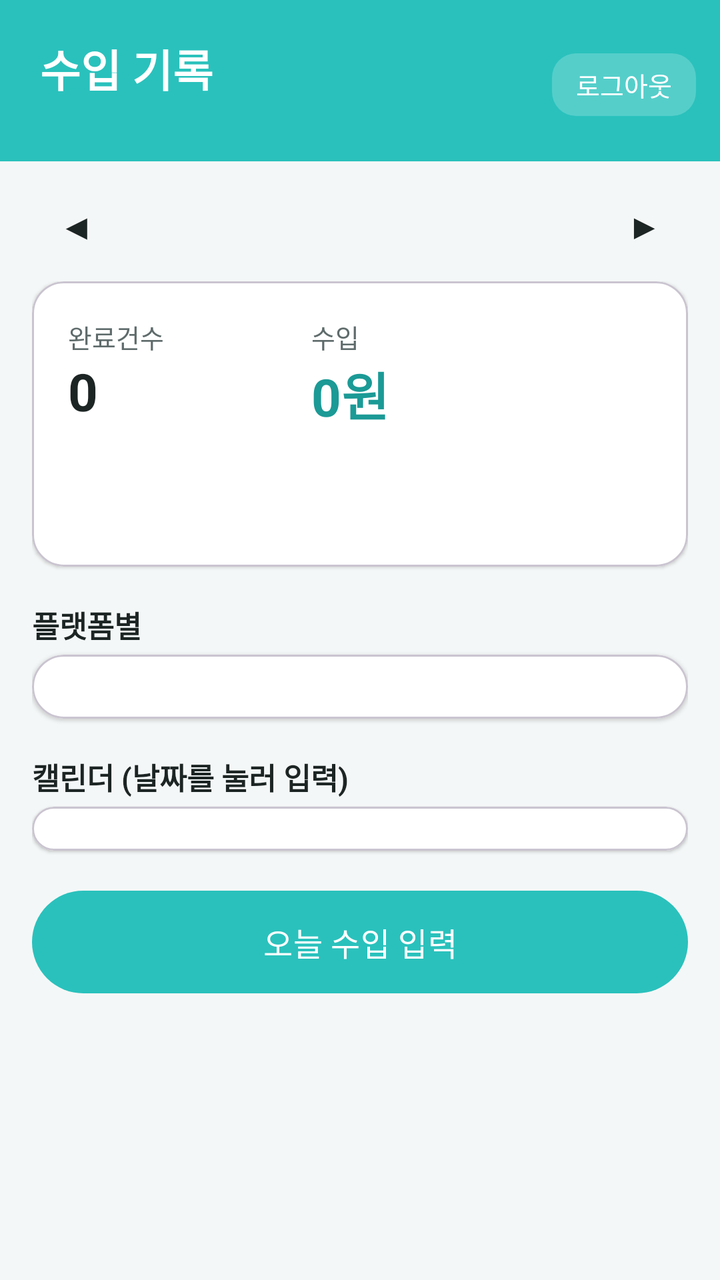
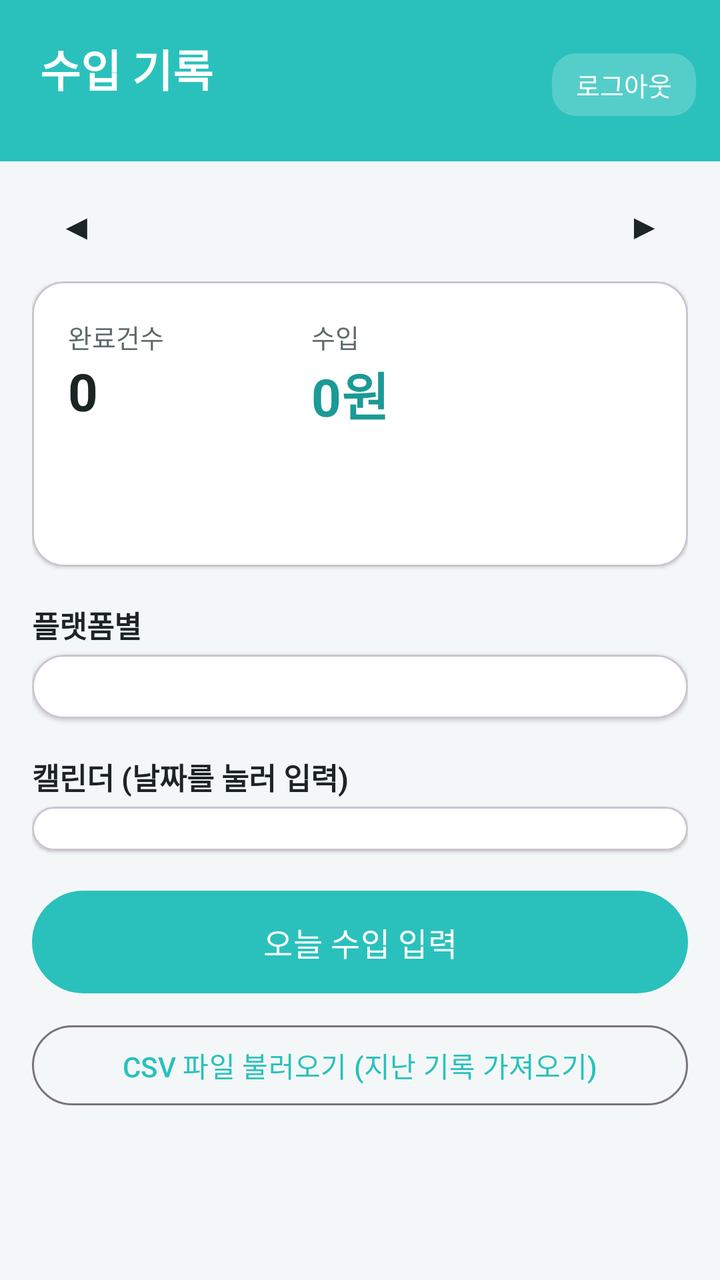

Before-and-after screenshots of an Android layout around one commit, followed by the original layout XML and the change that was made.
<!-- AndroidManifest.xml: another module's application theme Theme.BaeminRefresh -->
<!-- res/layout/activity_income.xml -->
<?xml version="1.0" encoding="utf-8"?>
<LinearLayout xmlns:android="http://schemas.android.com/apk/res/android"
    xmlns:app="http://schemas.android.com/apk/res-auto"
    android:layout_width="match_parent"
    android:layout_height="match_parent"
    android:background="@color/bg"
    android:orientation="vertical">

    <LinearLayout
        android:layout_width="match_parent"
        android:layout_height="wrap_content"
        android:background="@color/mint"
        android:gravity="center_vertical"
        android:orientation="horizontal"
        android:paddingStart="20dp"
        android:paddingTop="18dp"
        android:paddingEnd="12dp"
        android:paddingBottom="14dp">

        <LinearLayout
            android:layout_width="0dp"
            android:layout_height="wrap_content"
            android:layout_weight="1"
            android:orientation="vertical">

            <TextView
                android:layout_width="wrap_content"
                android:layout_height="wrap_content"
                android:text="수입 기록"
                android:textColor="#FFFFFF"
                android:textSize="22sp"
                android:textStyle="bold" />

            <TextView
                android:id="@+id/income_email"
                android:layout_width="wrap_content"
                android:layout_height="wrap_content"
                android:textColor="#E6FFFFFF"
                android:textSize="12sp" />
        </LinearLayout>

        <TextView
            android:id="@+id/income_logout"
            android:layout_width="wrap_content"
            android:layout_height="wrap_content"
            android:background="@drawable/bg_badge"
            android:backgroundTint="#33FFFFFF"
            android:paddingStart="12dp"
            android:paddingTop="6dp"
            android:paddingEnd="12dp"
            android:paddingBottom="6dp"
            android:text="로그아웃"
            android:textColor="#FFFFFF"
            android:textSize="13sp" />
    </LinearLayout>

    
    <LinearLayout
        android:layout_width="match_parent"
        android:layout_height="wrap_content"
        android:gravity="center_vertical"
        android:orientation="horizontal"
        android:paddingStart="16dp"
        android:paddingTop="10dp"
        android:paddingEnd="16dp"
        android:paddingBottom="6dp">

        <TextView
            android:id="@+id/month_prev"
            android:layout_width="44dp"
            android:layout_height="44dp"
            android:gravity="center"
            android:text="◀"
            android:textColor="@color/text_main"
            android:textSize="18sp" />

        <TextView
            android:id="@+id/month_label"
            android:layout_width="0dp"
            android:layout_height="wrap_content"
            android:layout_weight="1"
            android:gravity="center"
            android:textColor="@color/text_main"
            android:textSize="18sp"
            android:textStyle="bold" />

        <TextView
            android:id="@+id/month_next"
            android:layout_width="44dp"
            android:layout_height="44dp"
            android:gravity="center"
            android:text="▶"
            android:textColor="@color/text_main"
            android:textSize="18sp" />
    </LinearLayout>

    <ScrollView
        android:layout_width="match_parent"
        android:layout_height="0dp"
        android:layout_weight="1">

        <LinearLayout
            android:layout_width="match_parent"
            android:layout_height="wrap_content"
            android:orientation="vertical"
            android:paddingStart="16dp"
            android:paddingEnd="16dp"
            android:paddingBottom="24dp">

            
            <com.google.android.material.card.MaterialCardView
                android:layout_width="match_parent"
                android:layout_height="wrap_content"
                app:cardBackgroundColor="@color/card"
                app:cardCornerRadius="16dp"
                app:cardElevation="1dp">

                <LinearLayout
                    android:layout_width="match_parent"
                    android:layout_height="wrap_content"
                    android:orientation="vertical"
                    android:padding="18dp">

                    <LinearLayout
                        android:layout_width="match_parent"
                        android:layout_height="wrap_content"
                        android:orientation="horizontal">

                        <LinearLayout
                            android:layout_width="0dp"
                            android:layout_height="wrap_content"
                            android:layout_weight="1"
                            android:orientation="vertical">

                            <TextView
                                android:layout_width="wrap_content"
                                android:layout_height="wrap_content"
                                android:text="완료건수"
                                android:textColor="@color/text_sub"
                                android:textSize="13sp" />

                            <TextView
                                android:id="@+id/sum_count"
                                android:layout_width="wrap_content"
                                android:layout_height="wrap_content"
                                android:text="0"
                                android:textColor="@color/text_main"
                                android:textSize="26sp"
                                android:textStyle="bold" />
                        </LinearLayout>

                        <LinearLayout
                            android:layout_width="0dp"
                            android:layout_height="wrap_content"
                            android:layout_weight="1.4"
                            android:orientation="vertical">

                            <TextView
                                android:layout_width="wrap_content"
                                android:layout_height="wrap_content"
                                android:text="수입"
                                android:textColor="@color/text_sub"
                                android:textSize="13sp" />

                            <TextView
                                android:id="@+id/sum_amount"
                                android:layout_width="wrap_content"
                                android:layout_height="wrap_content"
                                android:text="0원"
                                android:textColor="@color/mint_dark"
                                android:textSize="26sp"
                                android:textStyle="bold" />
                        </LinearLayout>
                    </LinearLayout>

                    <TextView
                        android:id="@+id/sum_sub"
                        android:layout_width="match_parent"
                        android:layout_height="wrap_content"
                        android:layout_marginTop="10dp"
                        android:textColor="@color/text_main"
                        android:textSize="13sp" />

                    <TextView
                        android:id="@+id/sum_compare"
                        android:layout_width="match_parent"
                        android:layout_height="wrap_content"
                        android:layout_marginTop="4dp"
                        android:textColor="@color/text_sub"
                        android:textSize="13sp" />
                </LinearLayout>
            </com.google.android.material.card.MaterialCardView>

            
            <TextView
                android:layout_width="wrap_content"
                android:layout_height="wrap_content"
                android:layout_marginTop="18dp"
                android:layout_marginBottom="4dp"
                android:text="플랫폼별"
                android:textColor="@color/text_main"
                android:textSize="15sp"
                android:textStyle="bold" />

            <com.google.android.material.card.MaterialCardView
                android:layout_width="match_parent"
                android:layout_height="wrap_content"
                app:cardBackgroundColor="@color/card"
                app:cardCornerRadius="16dp"
                app:cardElevation="1dp">

                <LinearLayout
                    android:id="@+id/platform_container"
                    android:layout_width="match_parent"
                    android:layout_height="wrap_content"
                    android:orientation="vertical"
                    android:padding="16dp" />
            </com.google.android.material.card.MaterialCardView>

            
            <TextView
                android:layout_width="wrap_content"
                android:layout_height="wrap_content"
                android:layout_marginTop="18dp"
                android:layout_marginBottom="4dp"
                android:text="캘린더 (날짜를 눌러 입력)"
                android:textColor="@color/text_main"
                android:textSize="15sp"
                android:textStyle="bold" />

            <com.google.android.material.card.MaterialCardView
                android:layout_width="match_parent"
                android:layout_height="wrap_content"
                app:cardBackgroundColor="@color/card"
                app:cardCornerRadius="16dp"
                app:cardElevation="1dp">

                <LinearLayout
                    android:layout_width="match_parent"
                    android:layout_height="wrap_content"
                    android:orientation="vertical"
                    android:padding="8dp">

                    <LinearLayout
                        android:id="@+id/weekday_header"
                        android:layout_width="match_parent"
                        android:layout_height="wrap_content"
                        android:orientation="horizontal"
                        android:paddingBottom="6dp" />

                    <GridLayout
                        android:id="@+id/calendar_grid"
                        android:layout_width="match_parent"
                        android:layout_height="wrap_content"
                        android:columnCount="7" />
                </LinearLayout>
            </com.google.android.material.card.MaterialCardView>

            <com.google.android.material.button.MaterialButton
                android:id="@+id/income_add_today"
                android:layout_width="match_parent"
                android:layout_height="wrap_content"
                android:layout_marginTop="16dp"
                android:paddingTop="14dp"
                android:paddingBottom="14dp"
                android:text="오늘 수입 입력"
                android:textSize="16sp" />
        </LinearLayout>
    </ScrollView>
</LinearLayout>
<!-- resources referenced by this layout -->
<resources>
  <color name="bg">#F4F7F7</color>
  <color name="card">#FFFFFF</color>
  <color name="mint">#2AC1BC</color>
  <color name="mint_dark">#1B9A96</color>
  <color name="text_main">#1D2424</color>
  <color name="text_sub">#5F6B6B</color>
  <!-- drawable bg_badge (drawable) -->
  <shape xmlns:android="http://schemas.android.com/apk/res/android" android:shape="rectangle">
      <corners android:radius="12dp" />
      <solid android:color="#FFFFFFFF" />
  </shape>
  <style name="Theme.BaeminRefresh" parent="Theme.Material3.DayNight.NoActionBar">
          <item name="colorPrimary">@color/mint</item>
          <item name="colorPrimaryDark">@color/mint_dark</item>
          <item name="colorAccent">@color/mint</item>
          <item name="android:statusBarColor">@color/mint_dark</item>
          <item name="android:windowBackground">@color/bg</item>
      </style>
</resources>

<!-- the commit's change to res/layout/activity_income.xml (unified diff, before → after) -->
@@ -265,6 +265,15 @@
                 android:paddingBottom="14dp"
                 android:text="오늘 수입 입력"
                 android:textSize="16sp" />
+
+            <com.google.android.material.button.MaterialButton
+                android:id="@+id/income_import"
+                style="@style/Widget.Material3.Button.OutlinedButton"
+                android:layout_width="match_parent"
+                android:layout_height="wrap_content"
+                android:layout_marginTop="8dp"
+                android:text="CSV 파일 불러오기 (지난 기록 가져오기)"
+                android:textSize="14sp" />
         </LinearLayout>
     </ScrollView>
 </LinearLayout>
